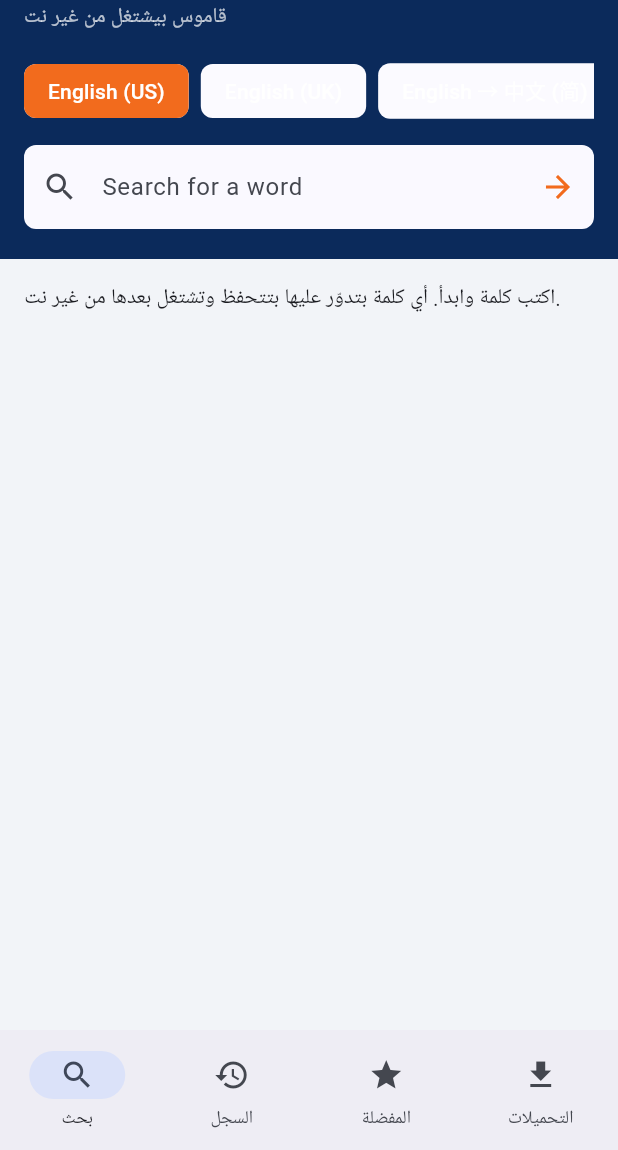
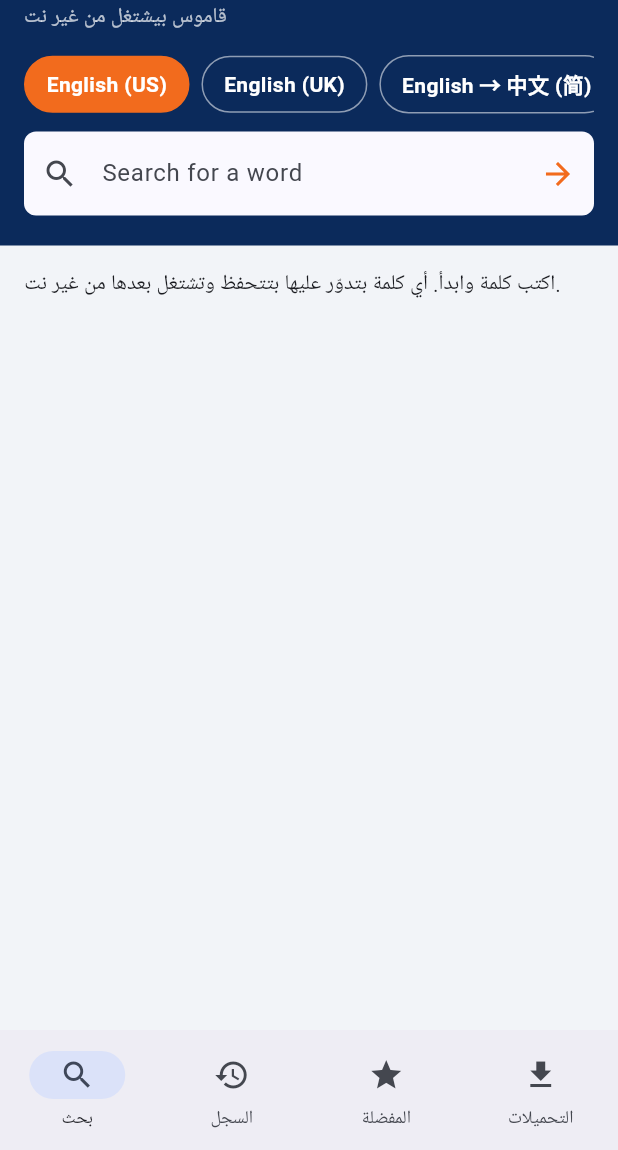
Before and after one commit to yoyo-ui/cambridge-offline, a Flutter app: the screen it shows after launch, on a phone screen of 412 x 824 dp, the part 86-1236 px from its top. Run offline on Flutter 3.47's test engine with Material 3 defaults, Android fonts, the phone set to English and light mode, and no system bars; our stand-ins replace audioplayers, connectivity_plus, open_filex, package_info_plus, sqflite; accounts and stored records are empty; network calls fail; project files that could hold a hidden picture were left out.

Commit message:
Fix language tabs visibility and status bar icons

```diff
--- a/lib/main.dart
+++ b/lib/main.dart
@@ -2,6 +2,7 @@ import 'dart:convert';
 import 'dart:io';
 import 'package:audioplayers/audioplayers.dart';
 import 'package:flutter/material.dart';
+import 'package:flutter/services.dart';
 import 'package:http/http.dart' as http;
 import 'package:path/path.dart' as p;
 import 'package:path_provider/path_provider.dart';
@@ -219,7 +220,7 @@ class _SearchState extends State<SearchPage> {
     final cs = Theme.of(context).colorScheme;
     final t = Theme.of(context).textTheme;
     final top = MediaQuery.of(context).padding.top;
-    return ListView(padding: EdgeInsets.zero, children: [
+    return AnnotatedRegion<SystemUiOverlayStyle>(value: SystemUiOverlayStyle.light, child: ListView(padding: EdgeInsets.zero, children: [
       Container(
         color: Theme.of(context).appBarTheme.backgroundColor,
         padding: EdgeInsets.fromLTRB(16, top + 20, 16, 20),
@@ -236,14 +237,18 @@ class _SearchState extends State<SearchPage> {
                 for (final e in langs.entries)
                   Padding(
                     padding: const EdgeInsets.only(right: 8),
-                    child: ChoiceChip(
-                      label: Text(e.value, style: const TextStyle(color: Colors.white)),
-                      selected: v == e.key,
-                      selectedColor: orange,
-                      backgroundColor: Colors.white12,
-                      side: BorderSide.none,
-                      showCheckmark: false,
-                      onSelected: (_) => lang.value = e.key,
+                    child: InkWell(
+                      borderRadius: BorderRadius.circular(20),
+                      onTap: () => lang.value = e.key,
+                      child: Container(
+                        padding: const EdgeInsets.symmetric(horizontal: 14, vertical: 8),
+                        decoration: BoxDecoration(
+                          color: v == e.key ? orange : Colors.transparent,
+                          borderRadius: BorderRadius.circular(20),
+                          border: Border.all(color: v == e.key ? orange : Colors.white54),
+                        ),
+                        child: Text(e.value, style: const TextStyle(color: Colors.white, fontWeight: FontWeight.w600)),
+                      ),
                     ),
                   ),
               ]),
@@ -308,7 +313,7 @@ class _SearchState extends State<SearchPage> {
             if (recent.isEmpty && wod == null) const Text('اكتب كلمة وابدأ. أي كلمة بتدوّر عليها بتتحفظ وتشتغل بعدها من غير نت.'),
           ]),
         ),
-    ]);
+    ]));
   }
 }
 
```
